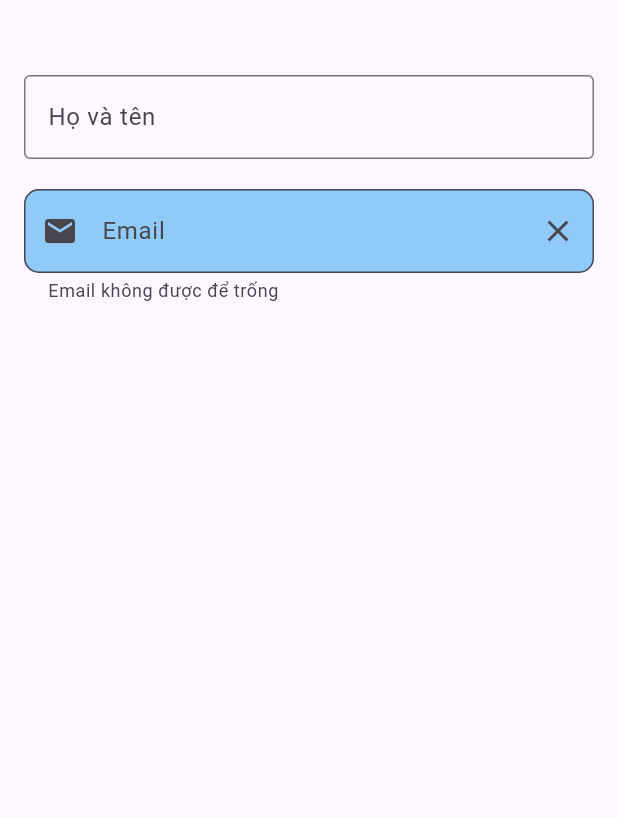
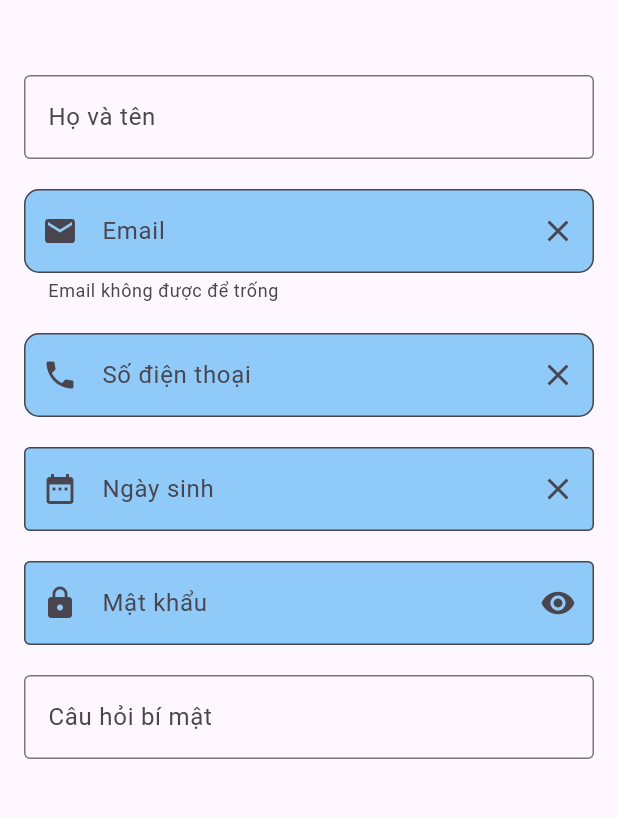
Before and after one commit to Putigol/Flutter-Android-Studio-Tutorial, a Flutter app: the screen it shows after launch, on a phone screen of 412 x 824 dp, the part 84-902 px from its top. Run offline on Flutter 3.47's test engine with Material 3 defaults, Android fonts, the phone set to English and light mode, and no system bars.

Commit message:
TextField P2, Event Handler in TextField

```diff
--- a/app_02/lib/MyTextField.dart
+++ b/app_02/lib/MyTextField.dart
@@ -1,4 +1,5 @@
 import "package:flutter/material.dart";
+import "package:flutter/services.dart";
 
 class MyTextField extends StatelessWidget {
   const MyTextField({super.key});
@@ -39,6 +40,7 @@ class MyTextField extends StatelessWidget {
                Đây là thành phần thiết yếu trong hầu hết các ứng dụng, từ biểu mẫu đăng nhập, tìm kiếm,
                đến nhập liệu trong các ứng dụng phức tạp.
               */
+              //Họ tên
               TextField(
                 decoration: InputDecoration(
                   labelText: "Họ và tên",
@@ -47,10 +49,12 @@ class MyTextField extends StatelessWidget {
                 ),
               ),
               SizedBox(height: 20),
+
+              //Email
               TextField(
                 decoration: InputDecoration(
                   labelText: "Email",
-                  hintText: "Nhập email",
+                  hintText: "abc@gmail.com",
                   //Ghi chú hỗ trợ
                   helperText: "Email không được để trống",
                   prefixIcon: Icon(Icons.email),
@@ -60,12 +64,79 @@ class MyTextField extends StatelessWidget {
                   ),
                   filled: true,
                   fillColor: Colors.blue[200],
-
                 ),
                 //Hỗ trợ nhập dạng email
                 keyboardType: TextInputType.emailAddress,
               ),
-            ],
+              SizedBox(height: 20),
+
+              //SĐT
+              TextField(
+                decoration: InputDecoration(
+                  labelText: "Số điện thoại",
+                  hintText: "Nhập số điện thoại",
+                  border: OutlineInputBorder(
+                    borderRadius: BorderRadius.circular(10),
+                  ),
+                  prefixIcon: Icon(Icons.phone),
+                  suffixIcon: Icon(Icons.clear),
+                  filled: true,
+                  fillColor: Colors.blue[200],
+                ),
+                //Hỗ trợ nhập dạng số điện thoại
+                keyboardType: TextInputType.phone,
+                inputFormatters: [
+                  FilteringTextInputFormatter.allow(RegExp(r'[0-9]')),
+                ],
+              ),
+              SizedBox(height: 20),
+
+              //Ngày sinh
+              TextField(
+                decoration: InputDecoration(
+                  labelText: "Ngày sinh",
+                  hintText: "Nhập ngày sinh",
+                  border: OutlineInputBorder(),
+                  prefixIcon: Icon(Icons.date_range),
+                  suffixIcon: Icon(Icons.clear),
+                  filled: true,
+                  fillColor: Colors.blue[200],
+                ),
+                keyboardType: TextInputType.datetime,
+              ),
+              SizedBox(height: 20),
+
+              //Mât khẩu
+              TextField(
+                decoration: InputDecoration(
+                  labelText: "Mật khẩu",
+                  hintText: "Nhập mật khẩu",
+                  border: OutlineInputBorder(),
+                  prefixIcon: Icon(Icons.lock),
+                  suffixIcon: Icon(Icons.remove_red_eye),
+                  filled: true,
+                  fillColor: Colors.blue[200],
+                ),
+                obscureText: true, //Ẩn mật khẩu
+                obscuringCharacter: "*", //Ký hiệu ẩn
+              ),
+              SizedBox(height: 20),
+
+              //Sự kiện trong 1 TextField
+              TextField(
+                onChanged: (value) {
+                  print("Đang nhập: $value");
+                },
+                onSubmitted: (value) {
+                  print("Đã nhập: $value");
+                },
+                decoration: InputDecoration(
+                  labelText: "Câu hỏi bí mật",
+                  border: OutlineInputBorder(),
+                ),
+                keyboardType: TextInputType.text,
+              ),
+            ], //children
           ),
         ),
       ),
```
